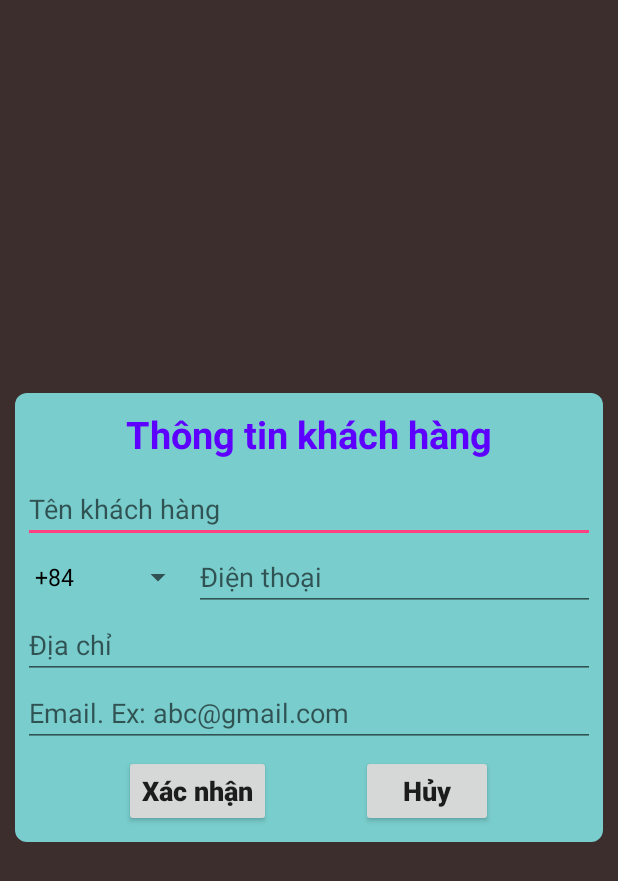
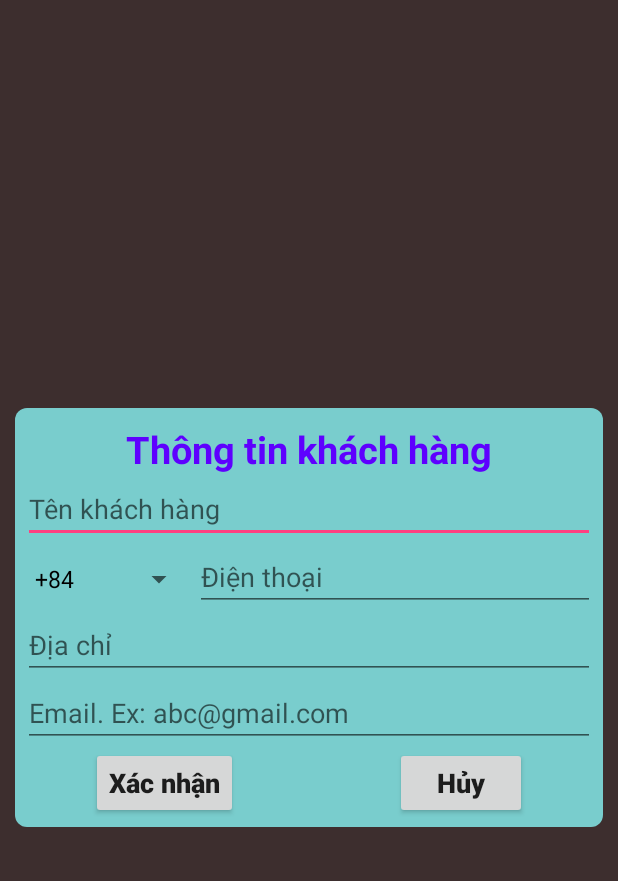
Before and after one commit to minhlc98/Mobile-Shop, an Android app: the ThanhToan screen opened directly, with no data from a screen before it, on a phone screen of 412 x 824 dp. Shown: the top 881 px of the screen. Run offline under Robolectric (Android 15) with nearby library versions, the phone set to English and light mode, and no system bars.

Commit message:
Change To Constraint Layout

```diff
--- a/app/src/main/res/layout/activity_thanh_toan.xml
+++ b/app/src/main/res/layout/activity_thanh_toan.xml
@@ -8,16 +8,16 @@
     tools:context="com.example.nhocs.demonavigation.Activity.ThanhToan"
     android:gravity="center"
     android:background="#3d2e2e">
-    <LinearLayout
+    <android.support.constraint.ConstraintLayout
         android:layout_width="match_parent"
         android:layout_height="wrap_content"
-        android:orientation="vertical"
         android:layout_marginLeft="10dp"
         android:layout_marginRight="10dp"
         android:paddingLeft="5dp"
         android:paddingRight="5dp"
         android:background="@drawable/custome_info_screen">
         <TextView
+            app:layout_constraintTop_toTopOf="parent"
             android:id="@+id/textView2"
             android:layout_width="match_parent"
             android:layout_height="wrap_content"
@@ -29,6 +29,7 @@
             android:layout_margin="10dp"
         />
         <EditText
+            app:layout_constraintTop_toBottomOf="@id/textView2"
             android:id="@+id/edtTen"
             android:layout_width="match_parent"
             android:layout_height="wrap_content"
@@ -37,31 +38,31 @@
             android:textSize="18dp"
             android:text=""
             android:hint="Tên khách hàng"/>
-        <LinearLayout
-            android:layout_width="match_parent"
+        <Spinner
+            android:layout_width="0dp"
             android:layout_height="wrap_content"
-            android:weightSum="10">
-            <Spinner
-                android:layout_weight="3"
-                android:layout_width="0dp"
-                android:layout_height="match_parent"
+            app:layout_constraintLeft_toLeftOf="parent"
+            app:layout_constraintTop_toBottomOf="@id/edtTen"
+            app:layout_constraintRight_toLeftOf="@id/edtDT"
+            app:layout_constraintHorizontal_weight="3"
+            android:textSize="18dp"
             android:id="@+id/list_countryCode">
         </Spinner>
         <EditText
-                android:layout_weight="7"
-                android:id="@+id/edtDT"
             android:layout_width="0dp"
             android:layout_height="wrap_content"
+            app:layout_constraintRight_toRightOf="parent"
+            app:layout_constraintTop_toBottomOf="@id/edtTen"
+            app:layout_constraintLeft_toRightOf="@id/list_countryCode"
+            app:layout_constraintHorizontal_weight="7"
+            android:id="@+id/edtDT"
             android:ems="10"
             android:inputType="number"
             android:text=""
             android:textSize="18dp"
-                android:hint="Điện thoại"
-                />
-        </LinearLayout>
-
-
+            android:hint="Điện thoại" />
         <EditText
+            app:layout_constraintTop_toBottomOf="@id/edtDT"
             android:id="@+id/edtDiaChi"
             android:layout_width="match_parent"
             android:layout_height="wrap_content"
@@ -71,6 +72,7 @@
             android:textSize="18dp"
             android:hint="Địa chỉ" />
         <EditText
+            app:layout_constraintTop_toBottomOf="@id/edtDiaChi"
             android:id="@+id/edtEmail"
             android:layout_width="match_parent"
             android:layout_height="wrap_content"
@@ -78,16 +80,13 @@
             android:inputType="textPersonName"
             android:text=""
             android:textSize="18dp"
-            android:hint="Email. Ex: abc@gmail.com"
-            />
-        <LinearLayout
-            android:orientation="horizontal"
-            android:layout_width="match_parent"
-            android:layout_height="wrap_content"
-            android:gravity="center"
-            android:layout_marginTop="5dp"
-            android:layout_marginBottom="10dp">
+            android:hint="Email. Ex: abc@gmail.com" />
         <Button
+            app:layout_constraintTop_toBottomOf="@id/edtEmail"
+            app:layout_constraintRight_toLeftOf="@id/btnHuy"
+            app:layout_constraintLeft_toLeftOf="parent"
+            app:layout_constraintBottom_toBottomOf="parent"
+            app:layout_constraintHorizontal_weight="1"
             android:layout_width="wrap_content"
             android:layout_height="wrap_content"
             android:id="@+id/btnXacNhan"
@@ -96,8 +95,14 @@
             android:textAllCaps="false"
             android:textStyle="bold"
             android:layout_marginRight="30dp"
+            android:layout_marginBottom="5dp"
         />
         <Button
+            app:layout_constraintHorizontal_weight="1"
+            app:layout_constraintLeft_toRightOf="@id/btnXacNhan"
+            app:layout_constraintTop_toBottomOf="@id/edtEmail"
+            app:layout_constraintRight_toRightOf="parent"
+            app:layout_constraintBottom_toBottomOf="parent"
             android:layout_width="wrap_content"
             android:layout_height="wrap_content"
             android:id="@+id/btnHuy"
@@ -106,8 +111,8 @@
             android:textStyle="bold"
             android:textSize="18dp"
             android:layout_marginLeft="30dp"
+            android:layout_marginBottom="5dp"
         />
-        </LinearLayout>
-    </LinearLayout>
+    </android.support.constraint.ConstraintLayout>
 
 </LinearLayout>
```
Also changed, not shown: app/src/main/res/layout/activity_chi_tiet_san_pham.xml (deleted, +0 -92 lines), app/src/main/res/layout/activity_gio_hang.xml (+47 -41 lines). Lines whose indentation alone changed are shown as unchanged.
